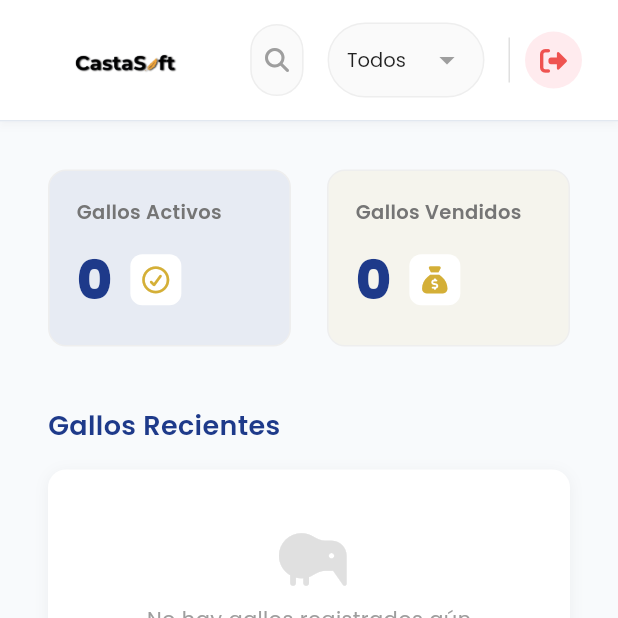
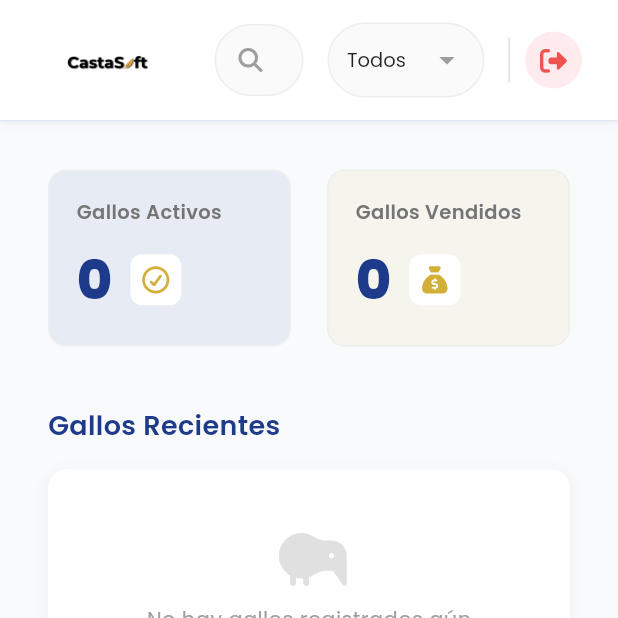
Before and after one commit to JohanPrntln/CastaSoft---, a Flutter app: the PantallaInicio screen opened by its route, on a phone screen of 412 x 824 dp, the top half of it. Run offline on Flutter 3.47's test engine with Material 3 defaults, Android fonts, the phone set to English and light mode, and no system bars; our stand-ins replace cloud_firestore, firebase_auth, firebase_core, font_awesome_flutter, google_fonts, image_picker and 2 more; accounts and stored records are empty.

```diff
--- /dev/null
+++ b/lib/modelos/usuario_modelo.dart
@@ -0,0 +1,43 @@
+class UsuarioPerfil {
+  String uid; // El ID único de Firebase
+  String nombrePropietario;
+  String nombreCastadero;
+  String? logoPath; // Aquí guardaremos el logo en Base64
+  String? telefono;
+  String? direccion;
+  String email;
+
+  UsuarioPerfil({
+    required this.uid,
+    required this.nombrePropietario,
+    required this.nombreCastadero,
+    this.logoPath,
+    this.telefono,
+    this.direccion,
+    required this.email,
+  });
+
+  Map<String, dynamic> toMap() {
+    return {
+      'uid': uid,
+      'nombrePropietario': nombrePropietario,
+      'nombreCastadero': nombreCastadero,
+      'logoPath': logoPath,
+      'telefono': telefono,
+      'direccion': direccion,
+      'email': email,
+    };
+  }
+
+  factory UsuarioPerfil.fromMap(Map<String, dynamic> map) {
+    return UsuarioPerfil(
+      uid: map['uid'] ?? '',
+      nombrePropietario: map['nombrePropietario'] ?? '',
+      nombreCastadero: map['nombreCastadero'] ?? 'Mi Castadero',
+      logoPath: map['logoPath'],
+      telefono: map['telefono'],
+      direccion: map['direccion'],
+      email: map['email'] ?? '',
+    );
+  }
+}
--- a/lib/pantallas/pantalla_inicio.dart
+++ b/lib/pantallas/pantalla_inicio.dart
@@ -2,6 +2,7 @@ import 'package:flutter/material.dart';
 import 'package:google_fonts/google_fonts.dart';
 import 'package:font_awesome_flutter/font_awesome_flutter.dart';
 import 'package:provider/provider.dart';
+import 'dart:convert';
 
 // Importaciones de tus archivos
 import 'package:castasoft/proveedores/gallos_proveedor.dart';
@@ -11,6 +12,7 @@ import 'package:castasoft/componentes/tarjeta_gallo.dart';
 import 'package:castasoft/pantallas/pantalla_formulario_gallo.dart';
 import 'package:castasoft/pantallas/pantalla_detalle_gallo.dart';
 import 'package:castasoft/modelos/gallo_modelo.dart';
+import 'package:castasoft/proveedores/usuario_proveedor.dart'; // IMPORTANTE: Para el logo y perfil
 
 class PantallaInicio extends StatefulWidget {
   const PantallaInicio({Key? key}) : super(key: key);
@@ -161,7 +163,6 @@ class _PantallaInicioState extends State<PantallaInicio> {
     }
   }
 
-  /// ENCABEZADO MODIFICADO (Sin el botón de agregar)
   Widget _construirEncabezado(BuildContext context) {
     return Material(
       color: Colors.white,
@@ -176,12 +177,85 @@ class _PantallaInicioState extends State<PantallaInicio> {
         child: SafeArea(
           child: Row(
             children: [
-              // Logo
-              Image.asset(
-                'assets/logo_texto_castasoft_sf.png',
-                height: 50,
-                fit: BoxFit.contain,
+              // ===============================================
+              // 🔥 LOGO INTELIGENTE (PERSONALIZADO) 🔥
+              // ===============================================
+              Consumer<UsuarioProveedor>(
+                builder: (context, usuarioProv, child) {
+                  final perfil = usuarioProv.perfil;
+
+                  // CASO 1: Si tiene logo personalizado en Base64
+                  if (perfil?.logoPath != null && perfil!.logoPath!.startsWith('base64,')) {
+                    try {
+                      final bytes = base64Decode(perfil.logoPath!.split(',').last);
+                      return Row(
+                        children: [
+                          ClipRRect(
+                            borderRadius: BorderRadius.circular(8),
+                            child: Image.memory(bytes, height: 45, width: 45, fit: BoxFit.cover),
                           ),
+                          const SizedBox(width: 10),
+                          // Si hay espacio, mostramos el nombre del castadero al lado
+                          if (MediaQuery.of(context).size.width > 360)
+                            Column(
+                              crossAxisAlignment: CrossAxisAlignment.start,
+                              mainAxisSize: MainAxisSize.min,
+                              children: [
+                                Text(
+                                  perfil!.nombreCastadero,
+                                  style: GoogleFonts.poppins(
+                                    fontSize: 14, fontWeight: FontWeight.bold, color: const Color(0xFF1E3A8A)
+                                  ),
+                                ),
+                                Text(
+                                  perfil.nombrePropietario,
+                                  style: GoogleFonts.poppins(
+                                    fontSize: 10, color: Colors.grey
+                                  ),
+                                ),
+                              ],
+                            )
+                        ],
+                      );
+                    } catch (e) {
+                      return _logoPorDefecto();
+                    }
+                  }
+
+                  // CASO 2: Si NO tiene logo, pero SÍ tiene nombre configurado
+                  if (perfil != null && perfil.nombreCastadero.isNotEmpty) {
+                    return Row(
+                      children: [
+                        Container(
+                          padding: const EdgeInsets.all(8),
+                          decoration: BoxDecoration(
+                            color: const Color(0xFF1E3A8A).withOpacity(0.1),
+                            borderRadius: BorderRadius.circular(8),
+                          ),
+                          child: const Icon(FontAwesomeIcons.houseUser, color: Color(0xFF1E3A8A), size: 24),
+                        ),
+                        const SizedBox(width: 10),
+                        Column(
+                          crossAxisAlignment: CrossAxisAlignment.start,
+                          mainAxisSize: MainAxisSize.min,
+                          children: [
+                            Text(
+                              perfil.nombreCastadero,
+                              style: GoogleFonts.poppins(
+                                fontSize: 14, fontWeight: FontWeight.bold, color: const Color(0xFF1E3A8A)
+                              ),
+                            ),
+                          ],
+                        ),
+                      ],
+                    );
+                  }
+
+                  // CASO 3: Aún no carga o no tiene nada -> Logo CastaSoft
+                  return _logoPorDefecto();
+                },
+              ),
+              // ===============================================
 
               const SizedBox(width: 24),
 
@@ -205,7 +279,8 @@ class _PantallaInicioState extends State<PantallaInicio> {
 
               const SizedBox(width: 16),
 
-              // Filtro (Compacto)
+              // Filtro (Compacto) - Oculto en pantallas muy pequeñas para dar espacio al logo
+              if (MediaQuery.of(context).size.width > 400)
                 Container(
                   padding: const EdgeInsets.symmetric(horizontal: 12),
                   decoration: BoxDecoration(
@@ -229,6 +304,7 @@ class _PantallaInicioState extends State<PantallaInicio> {
                   ),
                 ),
 
+              if (MediaQuery.of(context).size.width > 400)
                 const SizedBox(width: 16),
 
               // DIVISOR VERTICAL
@@ -236,7 +312,7 @@ class _PantallaInicioState extends State<PantallaInicio> {
 
               const SizedBox(width: 10),
 
-              // BOTÓN DE SALIR (Puerta Roja)
+              // BOTÓN DE SALIR
               Tooltip(
                 message: 'Cerrar Sesión',
                 child: InkWell(
@@ -262,6 +338,8 @@ class _PantallaInicioState extends State<PantallaInicio> {
       ),
     );
   }
+
+
 
   // ... CONTENIDO DASHBOARD Y ESTADÍSTICAS (Sin cambios estructurales) ...
   Widget _construirContenidoDashboard(BuildContext context) {
@@ -363,4 +441,12 @@ class _PantallaInicioState extends State<PantallaInicio> {
       },
     );
   }
+ // Widget auxiliar para no repetir código (Agrégalo al final de la clase PantallaInicio)
+  Widget _logoPorDefecto() {
+    return Image.asset(
+      'assets/logo_texto_castasoft_sf.png',
+      height: 40,
+      fit: BoxFit.contain,
+    );
   }
+}
```
Also changed, not shown: lib/main.dart (+26 -15 lines), lib/pantallas/pantalla_configuracion_perfil.dart (added, +184 -0 lines), lib/pantallas/pantalla_login.dart (+29 -15 lines), lib/proveedores/usuario_proveedor.dart (added, +45 -0 lines). Lines whose indentation alone changed are shown as unchanged.
